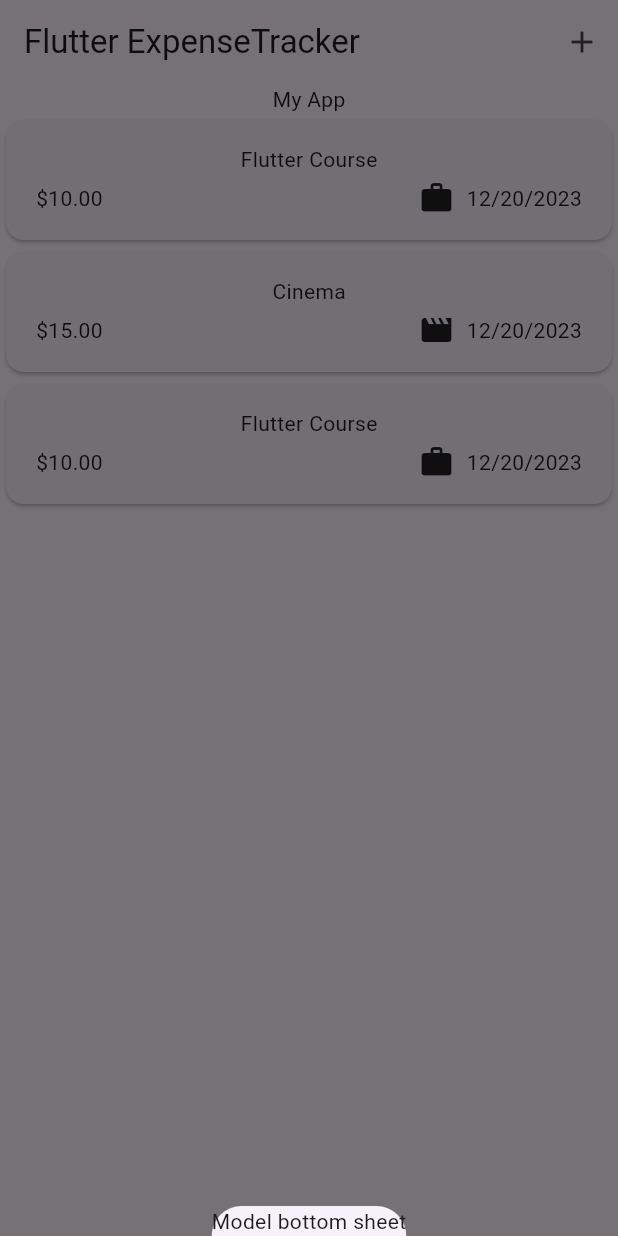
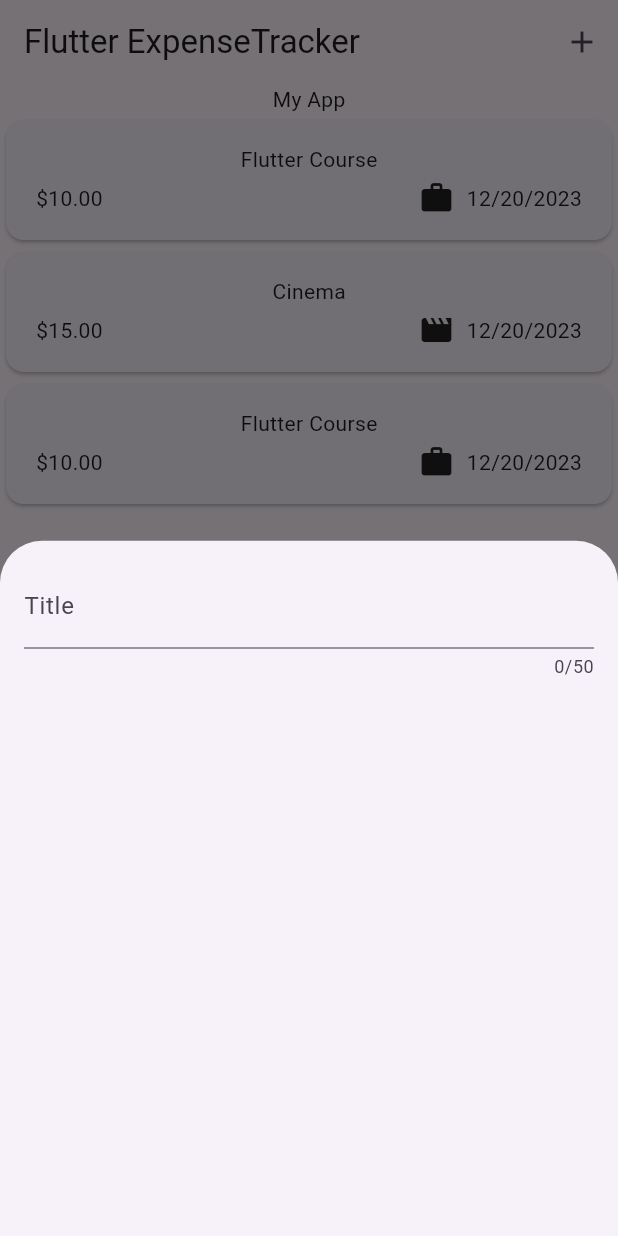
Before and after one commit to TienPhuc02/flutter-academind, a Flutter app: the screen it shows after launch, after a tap on the "add" icon, on a phone screen of 412 x 824 dp. Run offline on Flutter 3.47's test engine with Material 3 defaults, Android fonts, the phone set to English and light mode, and no system bars; our stand-ins replace google_fonts.

Commit message:
handling user (text) input with the textfield widget

```diff
--- a/flutter_chapter_5/lib/widgets/expenses.dart
+++ b/flutter_chapter_5/lib/widgets/expenses.dart
@@ -1,6 +1,7 @@
 import 'package:flutter/material.dart';
 import 'package:flutter_chapter_5/widgets/expeses_list/expenses_list.dart';
 import 'package:flutter_chapter_5/models/expense.dart';
+import 'package:flutter_chapter_5/widgets/new_expense.dart';
 
 class Expenses extends StatefulWidget {
   const Expenses({Key? key}) : super(key: key);
@@ -35,7 +36,7 @@
   void _openAddExpenseOverlay() {
     showModalBottomSheet(
       context: context,
-      builder: (ctx) => const Text("Model bottom sheet"),
+      builder: (ctx) =>const NewExpense(),
     );
   }
 
--- /dev/null
+++ b/flutter_chapter_5/lib/widgets/new_expense.dart
@@ -0,0 +1,27 @@
+import 'package:flutter/material.dart';
+
+class NewExpense extends StatefulWidget {
+  const NewExpense({super.key});
+  @override
+  State<NewExpense> createState() {
+    return _NewExpenseState();
+  }
+}
+
+class _NewExpenseState extends State<NewExpense> {
+  @override
+  Widget build(BuildContext context) {
+    return const Padding(
+      padding: EdgeInsets.all(16),
+      child: Column(
+        children: [
+          TextField(
+            maxLength: 50,
+            decoration: InputDecoration(label: Text("Title")),
+            // keyboardType: ,
+          ),
+        ],
+      ),
+    );
+  }
+}
```
